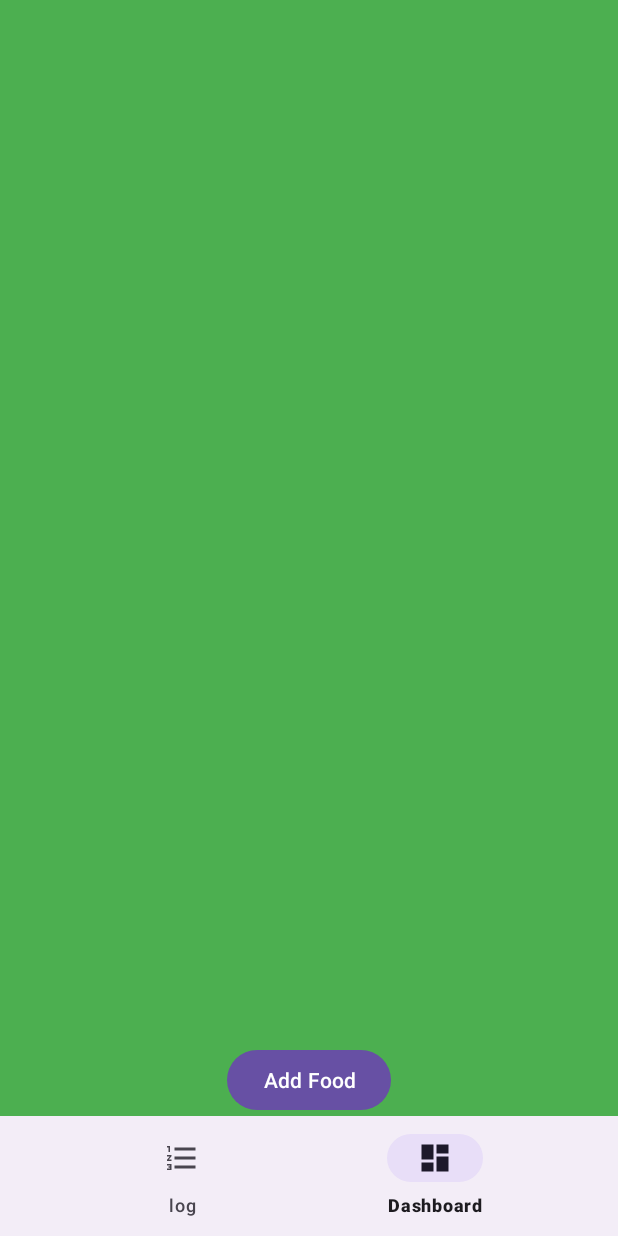
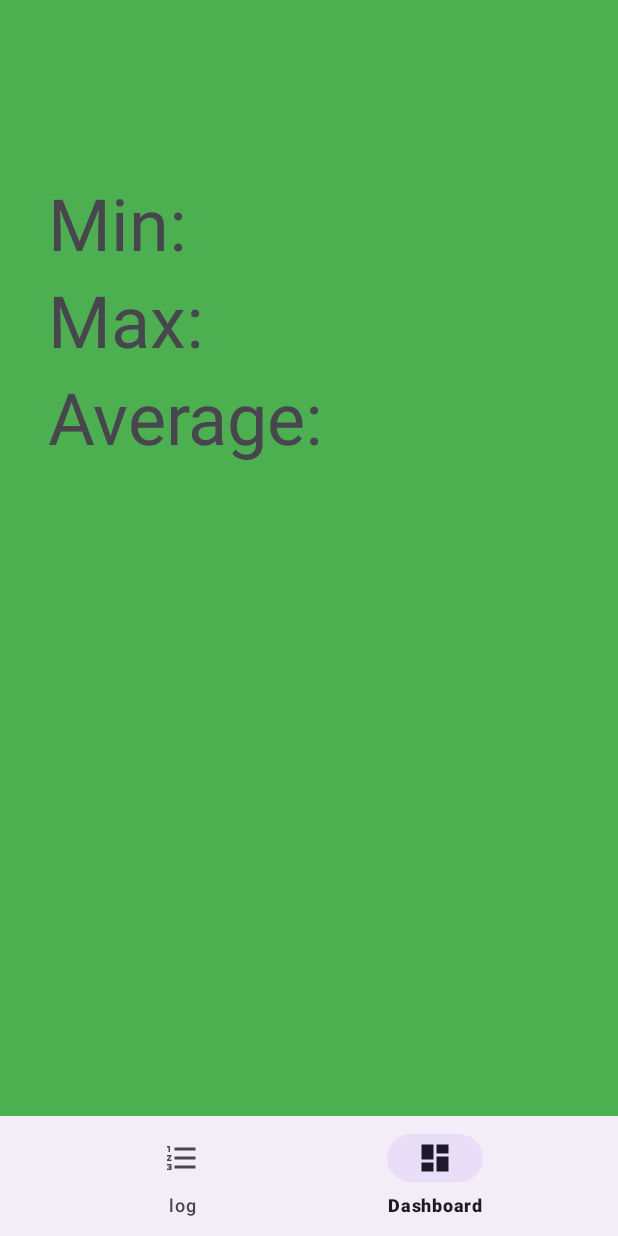
Before and after one commit to mgallo185/BitFitPart2, an Android app: the screen it shows after launch (MainActivity), item 2 of the bottom bar chosen, on a phone screen of 412 x 824 dp. Run offline under Robolectric (Android 15) with nearby library versions, the phone set to English and light mode, and no system bars; our stand-ins replace Room's generated code; Roboto replaces fonts that are not available here.

Commit message:
can switch between log and dashboard

```diff
--- /dev/null
+++ b/app/src/main/java/com/example/bitfitpart1/FoodDashboardFragment.kt
@@ -0,0 +1,57 @@
+package com.example.bitfitpart1
+
+import android.os.Bundle
+import androidx.fragment.app.Fragment
+import android.view.LayoutInflater
+import android.view.View
+import android.view.ViewGroup
+import android.widget.TextView
+
+// TODO: Rename parameter arguments, choose names that match
+// the fragment initialization parameters, e.g. ARG_ITEM_NUMBER
+
+
+/**
+ * A simple [Fragment] subclass.
+ * Use the [FoodDashboardFragment.newInstance] factory method to
+ * create an instance of this fragment.
+ */
+class FoodDashboardFragment : Fragment() {
+    // TODO: Rename and change types of parameters
+
+    private var average: String? =null;
+    private var min: String?= null;
+    private var max: String? =null;
+   private lateinit var averageValue: TextView
+   private lateinit var minValue: TextView
+    private lateinit var maxValue: TextView
+    override fun onCreate(savedInstanceState: Bundle?) {
+        super.onCreate(savedInstanceState)
+
+    }
+
+    override fun onCreateView(
+        inflater: LayoutInflater, container: ViewGroup?,
+        savedInstanceState: Bundle?
+    ): View? {
+        // Inflate the layout for this fragment
+        val view= inflater.inflate(R.layout.fragment_food_dashboard, container, false)
+
+        averageValue=view.findViewById(R.id.averageNum)
+     minValue = view.findViewById(R.id.minNum)
+        maxValue= view.findViewById(R.id.maxNum)
+
+        averageValue.text= average
+        minValue.text=  min
+        maxValue.text= max
+
+
+    return view
+    }
+
+    companion object {
+      fun newInstance(): FoodDashboardFragment{
+          return FoodDashboardFragment()
+      }
+    }
+}
--- /dev/null
+++ b/app/src/main/java/com/example/bitfitpart1/FoodLogFragment.kt
@@ -0,0 +1,80 @@
+package com.example.bitfitpart1
+
+import android.content.Intent
+import android.os.Bundle
+import androidx.fragment.app.Fragment
+import android.view.LayoutInflater
+import android.view.View
+import android.view.ViewGroup
+import android.widget.Button
+import androidx.lifecycle.lifecycleScope
+import androidx.recyclerview.widget.LinearLayoutManager
+import androidx.recyclerview.widget.RecyclerView
+import kotlinx.coroutines.launch
+
+// TODO: Rename parameter arguments, choose names that match
+// the fragment initialization parameters, e.g. ARG_ITEM_NUMBER
+/**
+ * A simple [Fragment] subclass.
+ * Use the [FoodLogFragment.newInstance] factory method to
+ * create an instance of this fragment.
+ */
+class FoodLogFragment : Fragment() {
+    private val food= mutableListOf<DisplayFood>()
+    private lateinit var foodRecyclerView: RecyclerView
+    private lateinit var foodAdapter: FoodAdapter
+
+    override fun onCreate(savedInstanceState: Bundle?) {
+        super.onCreate(savedInstanceState)
+
+    }
+
+    override fun onCreateView(
+        inflater: LayoutInflater, container: ViewGroup?,
+        savedInstanceState: Bundle?
+    ): View? {
+        // Inflate the layout for this fragment
+        val view= inflater.inflate(R.layout.fragment_food_log, container, false)
+
+
+        val layoutManager = LinearLayoutManager(context)
+        foodRecyclerView= view.findViewById(R.id.food_RecyclerView)
+        foodAdapter= FoodAdapter(view.context,food )
+        foodRecyclerView.layoutManager = layoutManager
+        foodRecyclerView.setHasFixedSize(true)
+        foodRecyclerView.adapter= foodAdapter
+
+        lifecycleScope.launch {
+            (activity?.application as FoodApplication).db.foodDao().getAll().collect { databaseList ->
+                databaseList.map { entity ->
+                    DisplayFood(
+                        entity.foodName,
+                        entity.calories
+                    )
+                }.also { mappedList ->
+                    food.clear()
+                    food.addAll(mappedList)
+                    foodAdapter.notifyDataSetChanged()
+                }
+            }
+        }
+
+        val addfoodButton = view.findViewById<Button>(R.id.enter_food_button)
+
+
+        addfoodButton.setOnClickListener {
+            val intent = Intent(requireActivity(), AddFoodActivity::class.java)
+            startActivity(intent)
+        }
+
+    return view
+    }
+
+
+
+    companion object {
+        fun newInstance(): FoodLogFragment{
+            return FoodLogFragment()
+        }
+    }
+}
--- a/app/src/main/java/com/example/bitfitpart1/MainActivity.kt
+++ b/app/src/main/java/com/example/bitfitpart1/MainActivity.kt
@@ -4,46 +4,50 @@ import android.content.Intent
 import androidx.appcompat.app.AppCompatActivity
 import android.os.Bundle
 import android.widget.Button
+import androidx.fragment.app.Fragment
 import androidx.lifecycle.lifecycleScope
 import androidx.recyclerview.widget.LinearLayoutManager
 import androidx.recyclerview.widget.RecyclerView
+import com.google.android.material.bottomnavigation.BottomNavigationView
 import kotlinx.coroutines.launch
 
 class MainActivity : AppCompatActivity() {
 
-    private lateinit var foodRecyclerView: RecyclerView
-    private val foodItemList = mutableListOf<DisplayFood>()
+
     override fun onCreate(savedInstanceState: Bundle?) {
         super.onCreate(savedInstanceState)
         setContentView(R.layout.activity_main)
 
-        val addfoodButton = findViewById<Button>(R.id.enter_food_button)
-        foodRecyclerView = findViewById<RecyclerView>(R.id.food_RecyclerView)
-      val foodAdapter= FoodAdapter(this,foodItemList)
+        val foodLogFragment: Fragment = FoodLogFragment()
+        val foodDashboardFragment: Fragment= FoodDashboardFragment()
+
+        val bottomNavigationView: BottomNavigationView = findViewById(R.id.bottom_navigation)
 
 
-        foodRecyclerView.layoutManager= LinearLayoutManager(this)
-        foodRecyclerView.adapter =foodAdapter
-        lifecycleScope.launch {
-            (application as FoodApplication).db.foodDao().getAll().collect { databaseList ->
-                databaseList.map { entity ->
-                    DisplayFood(
-                        entity.foodName,
-                        entity.calories
-                    )
-                }.also { mappedList ->
-                    foodItemList.clear()
-                    foodItemList.addAll(mappedList)
-                    foodAdapter.notifyDataSetChanged()
-                }
+        bottomNavigationView.setOnItemSelectedListener { item ->
+            lateinit var fragment: Fragment
+            when (item.itemId) {
+                R.id.foodlist-> fragment = foodLogFragment
+                R.id.dashboard-> fragment = foodDashboardFragment
             }
+            replaceFragment(fragment)
+            true
         }
+        // Set default selection
+        bottomNavigationView.selectedItemId = R.id.foodlist
+        replaceFragment(FoodLogFragment())
 
-        addfoodButton.setOnClickListener {
-            val intent = Intent(this@MainActivity, AddFoodActivity::class.java)
-            startActivity(intent)
-        }
+
+
 
 
     }
+    private fun replaceFragment(articleListFragment: Fragment) {
+        val fragmentManager = supportFragmentManager
+        val fragmentTransaction = fragmentManager.beginTransaction()
+        fragmentTransaction.replace(R.id.food_frame_layout, articleListFragment)
+        fragmentTransaction.commit()
+    }
+
+
 }
--- a/app/src/main/res/layout/activity_main.xml
+++ b/app/src/main/res/layout/activity_main.xml
@@ -8,27 +8,14 @@
     tools:context=".MainActivity">
 
 
-    <androidx.recyclerview.widget.RecyclerView
-
-        android:id="@+id/food_RecyclerView"
-        android:layout_width="0dp"
-        android:layout_height="0dp"
-        app:layout_constraintBottom_toTopOf="@+id/enter_food_button"
+    <FrameLayout
+        android:id="@+id/food_frame_layout"
+        android:layout_width="match_parent"
+        android:layout_height="match_parent"
+        app:layout_constraintBottom_toTopOf="@+id/bottom_navigation"
         app:layout_constraintEnd_toEndOf="parent"
         app:layout_constraintStart_toStartOf="parent"
         app:layout_constraintTop_toTopOf="parent" />
-
-    <Button
-        android:id="@+id/enter_food_button"
-        android:layout_width="wrap_content"
-        android:layout_height="wrap_content"
-        android:layout_marginStart="143dp"
-        android:layout_marginEnd="150dp"
-        android:text="Add Food"
-        app:layout_constraintBottom_toTopOf="@+id/bottom_navigation"
-        app:layout_constraintEnd_toEndOf="parent"
-        app:layout_constraintHorizontal_bias="0.888"
-        app:layout_constraintStart_toStartOf="parent" />
 
     <com.google.android.material.bottomnavigation.BottomNavigationView
         android:id="@+id/bottom_navigation"
--- /dev/null
+++ b/app/src/main/res/layout/fragment_food_dashboard.xml
@@ -0,0 +1,89 @@
+<?xml version="1.0" encoding="utf-8"?>
+<androidx.constraintlayout.widget.ConstraintLayout xmlns:android="http://schemas.android.com/apk/res/android"
+    xmlns:app="http://schemas.android.com/apk/res-auto"
+    xmlns:tools="http://schemas.android.com/tools"
+    android:layout_width="match_parent"
+    android:layout_height="match_parent"
+    tools:context=".FoodDashboardFragment">
+
+    <!-- TODO: Update blank fragment layout -->
+
+    <TextView
+        android:id="@+id/minNum"
+        android:layout_width="wrap_content"
+        android:layout_height="wrap_content"
+        android:layout_marginStart="96dp"
+        android:layout_marginTop="116dp"
+        android:text="Number"
+        android:textSize="48sp"
+        app:layout_constraintStart_toEndOf="@+id/min"
+        app:layout_constraintTop_toTopOf="parent" />
+
+    <TextView
+        android:id="@+id/averageNum"
+        android:layout_width="wrap_content"
+        android:layout_height="wrap_content"
+        android:layout_marginStart="27dp"
+        android:layout_marginTop="8dp"
+        android:text="AveraegeNum"
+        android:textSize="48sp"
+        app:layout_constraintStart_toEndOf="@+id/average"
+        app:layout_constraintTop_toBottomOf="@+id/maxNum" />
+
+    <TextView
+        android:id="@+id/maxNum"
+        android:layout_width="wrap_content"
+        android:layout_height="wrap_content"
+        android:layout_marginStart="120dp"
+        android:layout_marginTop="10dp"
+        android:text="maxNum"
+        android:textSize="48sp"
+        app:layout_constraintStart_toEndOf="@+id/max"
+        app:layout_constraintTop_toBottomOf="@+id/minNum" />
+
+    <TextView
+        android:id="@+id/average"
+        android:layout_width="wrap_content"
+        android:layout_height="wrap_content"
+        android:layout_marginStart="32dp"
+        android:text="Average: "
+        android:textSize="48sp"
+        app:layout_constraintStart_toStartOf="parent"
+        app:layout_constraintTop_toBottomOf="@+id/max" />
+
+    <TextView
+        android:id="@+id/max"
+        android:layout_width="wrap_content"
+        android:layout_height="wrap_content"
+        android:layout_marginStart="32dp"
+        android:text="Max:"
+        android:textSize="48sp"
+        app:layout_constraintStart_toStartOf="parent"
+        app:layout_constraintTop_toBottomOf="@+id/min" />
+
+    <TextView
+        android:id="@+id/min"
+        android:layout_width="wrap_content"
+        android:layout_height="wrap_content"
+        android:layout_marginStart="32dp"
+        android:layout_marginTop="116dp"
+        android:text="Min:"
+        android:textSize="48sp"
+        app:layout_constraintStart_toStartOf="parent"
+        app:layout_constraintTop_toTopOf="parent" />
+
+    <Button
+        android:id="@+id/enter_food_button2"
+        android:layout_width="wrap_content"
+        android:layout_height="wrap_content"
+        android:layout_marginStart="143dp"
+        android:layout_marginEnd="150dp"
+        android:layout_marginBottom="4dp"
+        android:text="Add Food"
+        app:layout_constraintBottom_toBottomOf="parent"
+        app:layout_constraintEnd_toEndOf="parent"
+        app:layout_constraintHorizontal_bias="0.888"
+        app:layout_constraintStart_toStartOf="parent" />
+
+
+</androidx.constraintlayout.widget.ConstraintLayout>
--- /dev/null
+++ b/app/src/main/res/layout/fragment_food_log.xml
@@ -0,0 +1,41 @@
+<?xml version="1.0" encoding="utf-8"?>
+<FrameLayout xmlns:android="http://schemas.android.com/apk/res/android"
+    xmlns:tools="http://schemas.android.com/tools"
+    android:layout_width="match_parent"
+    android:layout_height="match_parent"
+    tools:context=".FoodLogFragment">
+
+    <androidx.constraintlayout.widget.ConstraintLayout
+        xmlns:app="http://schemas.android.com/apk/res-auto"
+
+        android:layout_width="match_parent"
+        android:layout_height="match_parent"
+        android:orientation="vertical"
+        tools:context=".MainActivity">
+
+    <androidx.recyclerview.widget.RecyclerView
+
+        android:id="@+id/food_RecyclerView"
+        android:layout_width="0dp"
+        android:layout_height="0dp"
+        app:layout_constraintBottom_toTopOf="@+id/enter_food_button"
+        app:layout_constraintEnd_toEndOf="parent"
+        app:layout_constraintStart_toStartOf="parent"
+        app:layout_constraintTop_toTopOf="parent" />
+
+    <Button
+        android:id="@+id/enter_food_button"
+        android:layout_width="wrap_content"
+        android:layout_height="wrap_content"
+        android:layout_marginStart="143dp"
+        android:layout_marginEnd="150dp"
+        android:text="Add Food"
+        app:layout_constraintBottom_toBottomOf="parent"
+        app:layout_constraintEnd_toEndOf="parent"
+        app:layout_constraintHorizontal_bias="0.888"
+        app:layout_constraintStart_toStartOf="parent" />
+    </androidx.constraintlayout.widget.ConstraintLayout>
+
+
+
+</FrameLayout>
--- a/app/src/main/res/values/strings.xml
+++ b/app/src/main/res/values/strings.xml
@@ -1,3 +1,5 @@
 <resources>
     <string name="app_name">BitFitPart1</string>
+    <!-- TODO: Remove or change this placeholder text -->
+    <string name="hello_blank_fragment">Hello blank fragment</string>
 </resources>
```
